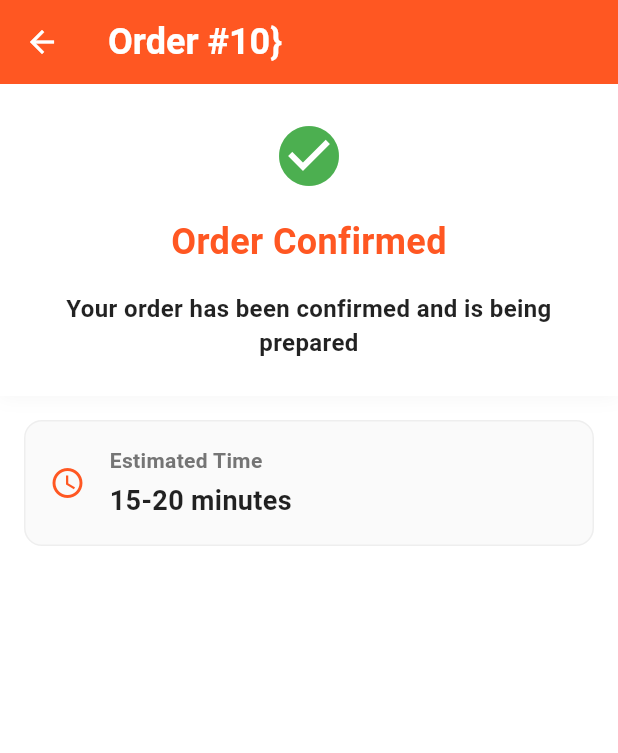
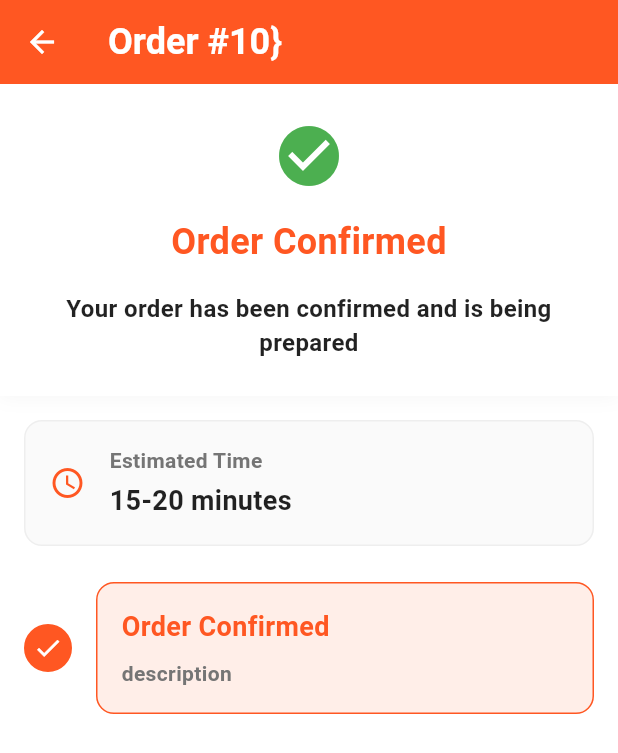
Before and after one commit to KhalilHen/pt_pick_up_platform, a Flutter app: the OrderStatusScreen screen opened directly, on a phone screen of 412 x 824 dp. Shown: the top 753 px of the screen. Run offline on Flutter 3.47's test engine with Material 3 defaults, Android fonts, the phone set to English and light mode, and no system bars; our stand-ins replace firebase_core, firebase_database, introduction_screen, line_icons, shared_preferences, supabase_flutter; accounts and stored records are empty; generated files the repository leaves out were written again; network calls fail; key blocks and very long unbroken strings in the code were emptied for the run.

Commit message:
created a status  card

```diff
--- a/lib/listeners/order_status_screen.dart
+++ b/lib/listeners/order_status_screen.dart
@@ -1,5 +1,6 @@
 import 'package:flutter/material.dart';
 import 'package:flutter/services.dart';
+import 'package:pt_pick_up_platform/listeners/order_time_line.dart';
 import 'order_listener.dart';
 import 'package:pt_pick_up_platform/models/enum/order_enum.dart';
 
@@ -16,6 +17,9 @@ class OrderStatusScreen extends StatefulWidget {
 }
 
 class _OrderStatusScreenState extends State<OrderStatusScreen> with TickerProviderStateMixin {
+  late OrderStatusListener statusListener;
+
+  OrderStatus currentStatus = OrderStatus.Accepted;
   @override
   Widget build(BuildContext context) {
     return Scaffold(
@@ -44,7 +48,8 @@ class _OrderStatusScreenState extends State<OrderStatusScreen> with TickerProvid
                   timeEstimate(),
                   const SizedBox(
                     height: 24,
-                  )
+                  ),
+                  OrderTimeLine(),
                 ],
               ),
             ),
--- /dev/null
+++ b/lib/listeners/order_time_line.dart
@@ -0,0 +1,65 @@
+import 'package:flutter/material.dart';
+import 'package:pt_pick_up_platform/models/enum/order_enum.dart';
+
+class OrderTimeLine extends StatelessWidget {
+
+
+  const OrderTimeLine({
+    Key? key,
+
+  }) : super(key: key);
+
+  @override
+  Widget build(BuildContext context) {
+    return Container(
+      margin: const EdgeInsets.only(bottom: 24),
+      child: Row(
+        children: [
+          statusDot(),
+          const SizedBox(
+            width: 16,
+          ),
+          // Expanded(child: null),
+          Expanded(child: statusCard())
+        ],
+      ),
+    );
+  }
+
+  Widget statusDot() {
+    return Container(
+        width: 32,
+        height: 32,
+        decoration: BoxDecoration(shape: BoxShape.circle, color: Colors.deepOrange, border: Border.all(color: Colors.deepOrange, width: 3)),
+        child: const Icon(Icons.check, size: 20, color: Colors.white));
+  }
+
+  Widget statusCard() {
+    return Container(
+      padding: const EdgeInsets.all(16),
+      decoration: BoxDecoration(
+        color: Colors.deepOrange.withAlpha((0.1 * 255).round()),
+        borderRadius: BorderRadius.circular(12),
+        border: Border.all(color: Colors.deepOrange),
+      ),
+      child: Column(
+        crossAxisAlignment: CrossAxisAlignment.start,
+        children: [
+          //Status title
+          Text(
+            'Order Confirmed',
+            style: const TextStyle(fontSize: 18, fontWeight: FontWeight.bold, color: Colors.deepOrange),
+          ),
+
+          const SizedBox(
+            height: 8,
+          ),
+          Text(
+            'description',
+            style: TextStyle(color: Colors.grey[600], fontSize: 14),
+          )
+        ],
+      ),
+    );
+  }
+}
```
